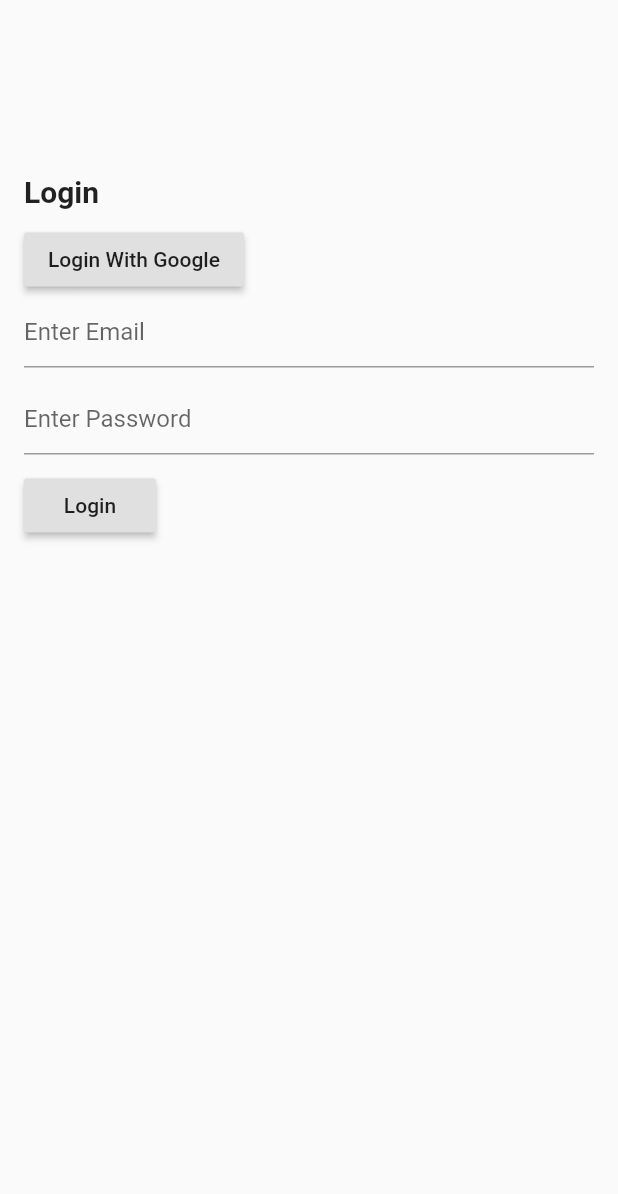
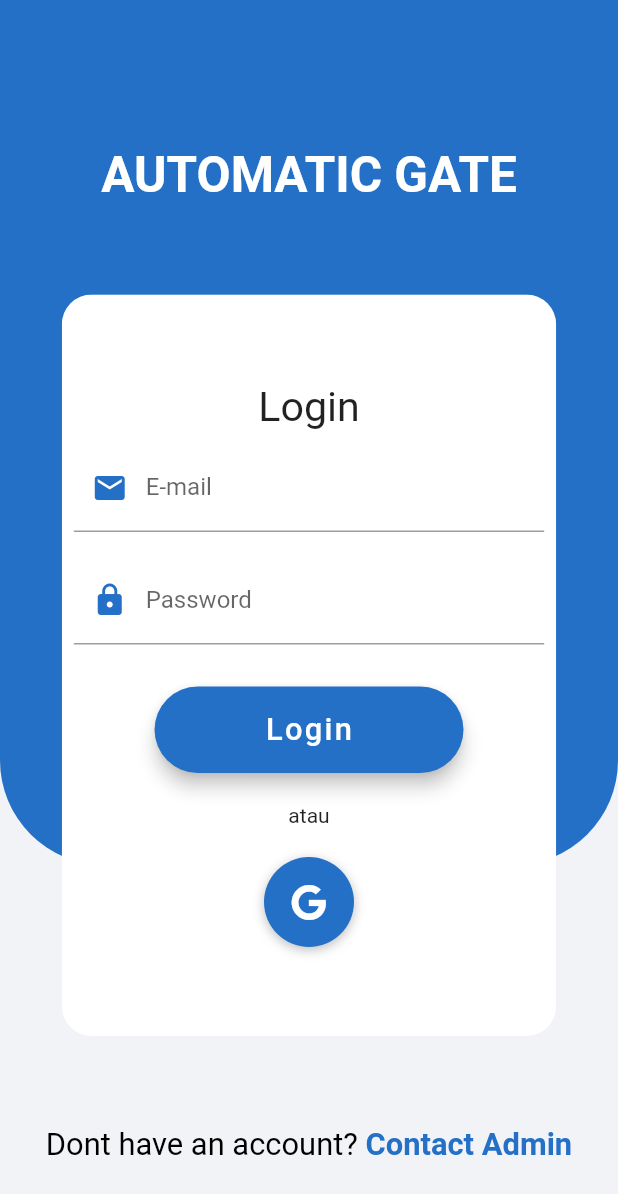
Before and after one commit to rivaldofez/automatic_gate, a Flutter app: the screen it shows after launch, on a phone screen of 412 x 824 dp. Shown: the top 1194 px of the screen. Run offline on Flutter 3.47's test engine with Material 2 defaults, Android fonts, the phone set to English and light mode, and no system bars; our stand-ins replace firebase_auth, firebase_core, firebase_database, font_awesome_flutter, google_sign_in; accounts and stored records are empty.

Commit message:
Recreate design loginPage

```diff
--- /dev/null
+++ b/lib/constant/constants.dart
@@ -0,0 +1,3 @@
+import 'package:flutter/material.dart';
+
+const mainColor = Color(0xff2470c7);
--- a/lib/main.dart
+++ b/lib/main.dart
@@ -15,6 +15,7 @@ class MyApp extends StatelessWidget {
   @override
   Widget build(BuildContext context) {
     return MaterialApp(
+      debugShowCheckedModeBanner: false,
       title: 'Flutter Demo',
       theme: ThemeData(
         primarySwatch: Colors.blue,
--- a/lib/screen/login.dart
+++ b/lib/screen/login.dart
@@ -1,5 +1,8 @@
+import 'package:automatic_gate/constant/constants.dart';
 import 'package:automatic_gate/utils/auth_helper.dart';
+import 'package:flutter/cupertino.dart';
 import 'package:flutter/material.dart';
+import 'package:font_awesome_flutter/font_awesome_flutter.dart';
 
 class LoginPage extends StatefulWidget {
   @override
@@ -9,6 +12,7 @@ class LoginPage extends StatefulWidget {
 class _LoginPageState extends State<LoginPage> {
   TextEditingController _emailController;
   TextEditingController _passwordController;
+  String email, password;
 
   @override
   void initState() {
@@ -18,67 +22,250 @@ class _LoginPageState extends State<LoginPage> {
     _passwordController = TextEditingController(text: "");
   }
 
-  @override
-  Widget build(BuildContext context) {
-    return Scaffold(
-      body: SingleChildScrollView(
-        child: Padding(
-          padding: const EdgeInsets.all(16.0),
-          child: Column(
-            crossAxisAlignment: CrossAxisAlignment.start,
+  Widget _buildLogo() {
+    return Row(
+      mainAxisAlignment: MainAxisAlignment.center,
       children: [
-              const SizedBox(height: 100.0,),
-              Text("Login", style: TextStyle(
+        Padding(
+          padding: const EdgeInsets.symmetric(vertical: 60),
+          child: Text(
+            "AUTOMATIC GATE",
+            style: TextStyle(
+              fontSize: MediaQuery.of(context).size.height / 25,
               fontWeight: FontWeight.bold,
-                fontSize: 20.0
-              ),),
-              const SizedBox(height: 10.0,),
-              RaisedButton(
-                child: Text("Login With Google"),
-                onPressed: () async {
-                  try{
-                    await AuthHelper.signInWithGoogle();
-                  }catch(e){
-                    print(e);
-                  }
-                },
-              ),
-              TextField(
-                controller: _emailController,
-                decoration: InputDecoration(
-                  hintText: "Enter Email"
+              color: Colors.white,
             ),
           ),
-              const SizedBox(height: 10.0,),
-              TextField(
-                controller: _passwordController,
+        ),
+      ],
+    );
+  }
+
+  Widget _buildEmailRow() {
+    return Padding(
+      padding: EdgeInsets.all(8),
+      child: TextFormField(
+        keyboardType: TextInputType.emailAddress,
+        onChanged: (value) {
+          setState(() {
+            email = value;
+          });
+        },
+        decoration: InputDecoration(
+            prefixIcon: Icon(
+              Icons.email,
+              color: mainColor,
+            ),
+            labelText: "E-mail"),
+      ),
+    );
+  }
+
+  Widget _buildPasswordRow() {
+    return Padding(
+      padding: EdgeInsets.all(8),
+      child: TextFormField(
+        keyboardType: TextInputType.text,
         obscureText: true,
+        onChanged: (value) {
+          setState(() {
+            password = value;
+          });
+        },
         decoration: InputDecoration(
-                    hintText: "Enter Password"
+            prefixIcon: Icon(
+              Icons.lock,
+              color: mainColor,
+            ),
+            labelText: "Password"),
+      ),
+    );
+  }
+
+  Widget _buildLoginButton() {
+    return Row(
+      mainAxisAlignment: MainAxisAlignment.center,
+      children: [
+        Container(
+          height: 1.4 * (MediaQuery.of(context).size.height / 20),
+          width: 5 * (MediaQuery.of(context).size.width / 10),
+          margin: EdgeInsets.symmetric(vertical: 20),
+          child: RaisedButton(
+            elevation: 5.0,
+            color: mainColor,
+            shape: RoundedRectangleBorder(
+              borderRadius: BorderRadius.circular(30.0),
+            ),
+            onPressed: () {},
+            child: Text(
+              "Login",
+              style: TextStyle(
+                color: Colors.white,
+                letterSpacing: 1.5,
+                fontSize: MediaQuery.of(context).size.height / 40,
               ),
             ),
-              const SizedBox(height: 10.0,),
-              RaisedButton(
-                child: Text("Login"),
-                onPressed: () async {
-                  if(_emailController.text.isEmpty || _passwordController.text.isEmpty){
-                    print("Email and password cannot be empty");
-                    return;
+          ),
+        ),
+      ],
+    );
   }
-                  try {
-                    final user = await AuthHelper.signInWithEmail(email: _emailController.text, password: _passwordController.text);
-                    if(user != null){
-                      print("Login Successfully");
-                    }
-                  }catch(e){
-                    print(e);
-                  }
-                },
+
+  Widget _buildContactAdmin(){
+    return Row(
+      mainAxisAlignment: MainAxisAlignment.center,
+      children: [
+        Padding(
+          padding: EdgeInsets.only(top:48),
+          child: FlatButton(
+            onPressed: (){},
+            child: RichText(
+              text: TextSpan(
+                children: [
+                  TextSpan(
+                    text: "Dont have an account? ",
+                    style: TextStyle(
+                      color: Colors.black,
+                      fontSize: MediaQuery.of(context).size.height/40,
+                      fontWeight: FontWeight.w400,
+                    ),
+                  ),
+                  TextSpan(
+                    text: "Contact Admin",
+                    style: TextStyle(
+                      color: mainColor,
+                      fontSize: MediaQuery.of(context).size.height/40,
+                      fontWeight: FontWeight.bold,
+                    ),
                   ),
                 ],
               ),
             ),
           ),
+        ),
+      ],
+    );
+  }
+
+  Widget _buildSocialBtnRow(){
+    return Row(
+      mainAxisAlignment: MainAxisAlignment.center,
+      children: [
+        GestureDetector(
+          onTap: (){},
+          child: Container(
+            height: 60.0,
+            width: 60.0,
+            decoration: BoxDecoration(
+              shape: BoxShape.circle,
+              color: mainColor,
+              boxShadow: [
+                BoxShadow(
+                  color: Colors.black26,
+                  offset: Offset(0,2),
+                  blurRadius: 6.0
+                ),
+              ],
+            ),
+            child: Icon(
+              FontAwesomeIcons.google,
+              color: Colors.white,
+            ),
+          ),
+        ),
+      ],
+    );
+  }
+
+  Widget _buildOrRow() {
+    return Row(
+      mainAxisAlignment: MainAxisAlignment.center,
+      children: [
+        Container(
+          margin: EdgeInsets.only(bottom: 20),
+          child: Text(
+            "atau",
+            style: TextStyle(
+              fontWeight: FontWeight.w400,
+            ),
+          ),
+        ),
+      ],
+    );
+  }
+
+  Widget _buildContainer() {
+    return Row(
+      mainAxisAlignment: MainAxisAlignment.center,
+      children: [
+        ClipRRect(
+          borderRadius: BorderRadius.all(
+            Radius.circular(20),
+          ),
+          child: Container(
+            height: MediaQuery.of(context).size.height * 0.6,
+            width: MediaQuery.of(context).size.width * 0.8,
+            decoration: BoxDecoration(color: Colors.white),
+            child: Column(
+              mainAxisAlignment: MainAxisAlignment.center,
+              crossAxisAlignment: CrossAxisAlignment.center,
+              children: [
+                Row(
+                  mainAxisAlignment: MainAxisAlignment.center,
+                  children: [
+                    Text(
+                      "Login",
+                      style: TextStyle(
+                        fontSize: MediaQuery.of(context).size.height / 30,
+                      ),
+                    ),
+                  ],
+                ),
+                _buildEmailRow(),
+                _buildPasswordRow(),
+                _buildLoginButton(),
+                _buildOrRow(),
+                _buildSocialBtnRow(),
+              ],
+            ),
+          ),
+        ),
+      ],
+    );
+  }
+
+  @override
+  Widget build(BuildContext context) {
+    return SafeArea(
+      child: Scaffold(
+        resizeToAvoidBottomPadding: false,
+        backgroundColor: Color(0xfff2f3f7),
+        body: Stack(
+          children: [
+            Container(
+              height: MediaQuery.of(context).size.height * 0.7,
+              width: MediaQuery.of(context).size.width,
+              child: Container(
+                decoration: BoxDecoration(
+                  color: mainColor,
+                  borderRadius: BorderRadius.only(
+                    bottomLeft: const Radius.circular(70),
+                    bottomRight: const Radius.circular(70),
+                  ),
+                ),
+              ),
+            ),
+            Column(
+              mainAxisAlignment: MainAxisAlignment.center,
+              children: [
+                _buildLogo(),
+                _buildContainer(),
+                _buildContactAdmin(),
+              ],
+            ),
+          ],
+        ),
+      ),
     );
   }
 }
--- a/pubspec.yaml
+++ b/pubspec.yaml
@@ -32,6 +32,7 @@ dependencies:
   firebase_auth: ^0.20.0+1
   google_sign_in: ^4.5.9
   firebase_database: ^6.0.0
+  font_awesome_flutter: ^8.11.0
 
 dev_dependencies:
   flutter_test:
```
Also changed, not shown: lib/screen/home.dart (line endings or trailing spaces), pubspec.lock. Lines whose indentation alone changed are shown as unchanged.
